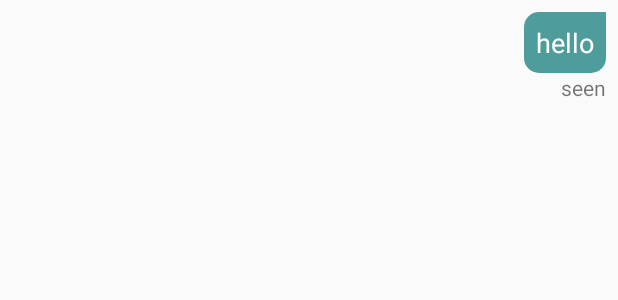
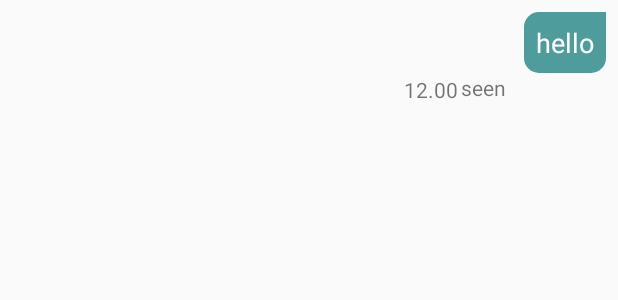
Before and after one commit to jezzyjames/CarUserApp, an Android app: the layout chat_item_right.xml on its own in the app's theme, with its tools: preview values and no code run, on a phone screen of 412 x 824 dp. Shown: the top 300 px of the screen. Run offline under Robolectric (Android 15) with nearby library versions, the light colour scheme and no system bars.

Commit message:
add messagetimestamp

```diff
--- a/app/src/main/java/com/cs/tu/caruserapp/Adapter/MessageAdapter.java
+++ b/app/src/main/java/com/cs/tu/caruserapp/Adapter/MessageAdapter.java
@@ -11,6 +11,7 @@ import androidx.annotation.NonNull;
 import androidx.recyclerview.widget.RecyclerView;
 
 import com.bumptech.glide.Glide;
+import com.cs.tu.caruserapp.MessageActivity;
 import com.cs.tu.caruserapp.Model.Chat;
 import com.cs.tu.caruserapp.R;
 import com.google.firebase.auth.FirebaseAuth;
@@ -59,6 +60,8 @@ public class MessageAdapter extends RecyclerView.Adapter<MessageAdapter.ViewHold
             Glide.with(mContext).load(imageurl).into(holder.profile_image);
         }
 
+        holder.ststamp.setText(chat.getTime()+",");
+
         //if position == last recent chat
         //text seen is show only last chat
         if(position == mChat.size()-1){
@@ -81,6 +84,7 @@ public class MessageAdapter extends RecyclerView.Adapter<MessageAdapter.ViewHold
         public TextView show_message;
         public ImageView profile_image;
         public TextView txt_seen;
+        public TextView ststamp;
 
         public ViewHolder(@NonNull View itemView) {
             super(itemView);
@@ -88,6 +92,7 @@ public class MessageAdapter extends RecyclerView.Adapter<MessageAdapter.ViewHold
             show_message = itemView.findViewById(R.id.show_message);
             profile_image = itemView.findViewById(R.id.profile_image);
             txt_seen = itemView.findViewById(R.id.txt_seen);
+            ststamp = itemView.findViewById(R.id.send_time_stamp);
         }
     }
 
--- a/app/src/main/java/com/cs/tu/caruserapp/MessageActivity.java
+++ b/app/src/main/java/com/cs/tu/caruserapp/MessageActivity.java
@@ -63,7 +63,6 @@ public class MessageActivity extends AppCompatActivity {
 
     ImageButton btn_send;
     EditText text_send;
-    TextView ststamp;
     MessageAdapter messageAdapter;
     List<Chat> mchat;
 
@@ -110,7 +109,7 @@ public class MessageActivity extends AppCompatActivity {
         username = findViewById(R.id.username);
         btn_send = findViewById(R.id.btn_send);
         text_send = findViewById(R.id.text_send);
-        ststamp = findViewById(R.id.send_time_stamp);
+
 
         //get opposite user id data in intent from UserAdapter (Reciever id)
         intent = getIntent();
--- a/app/src/main/res/layout/chat_item_left.xml
+++ b/app/src/main/res/layout/chat_item_left.xml
@@ -29,5 +29,11 @@
         android:visibility="gone"
         android:layout_below="@+id/show_message"/>
 
+    <TextView
+        android:layout_width="wrap_content"
+        android:layout_height="wrap_content"
+        android:id="@+id/send_time_stamp"
+        android:text="12.00"
+        android:layout_below="@id/txt_seen"/>
 
 </RelativeLayout>
--- a/app/src/main/res/layout/chat_item_right.xml
+++ b/app/src/main/res/layout/chat_item_right.xml
@@ -29,14 +29,25 @@
         android:padding="8dp"
         android:layout_alignParentRight="true" />
 
-     <TextView
-         android:layout_width="wrap_content"
-         android:layout_height="wrap_content"
-         android:id="@+id/txt_seen"
-         android:text="seen"
-         android:layout_below="@+id/show_message"
-         android:layout_alignParentRight="true"
-         android:layout_alignParentEnd="true"/>
+
+        <TextView
+            android:id="@+id/send_time_stamp"
+            android:layout_width="wrap_content"
+            android:layout_height="wrap_content"
+            android:layout_below="@id/show_message"
+            android:layout_marginTop="1dp"
+            android:layout_marginLeft="165dp"
+            android:text="12.00"/>
+
+        <TextView
+            android:id="@+id/txt_seen"
+            android:layout_width="wrap_content"
+            android:layout_height="wrap_content"
+            android:layout_below="@id/show_message"
+            android:layout_toRightOf="@id/send_time_stamp"
+            android:layout_marginLeft="2dp"
+            android:text="seen" />
+
 
     </RelativeLayout>
 
```
Also changed, not shown: app/src/main/java/com/cs/tu/caruserapp/Model/Chat.java (+11 -1 lines).
